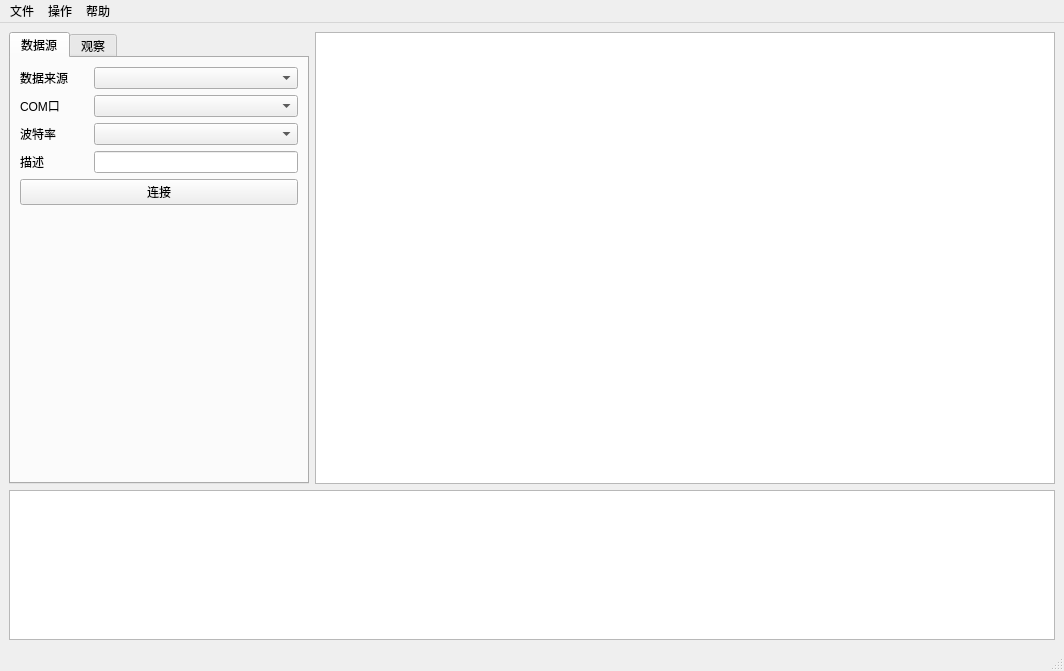
Above: Monitor/monitor.ui from ChenYangZuo/Monitor before the change. Below: the same form after it.
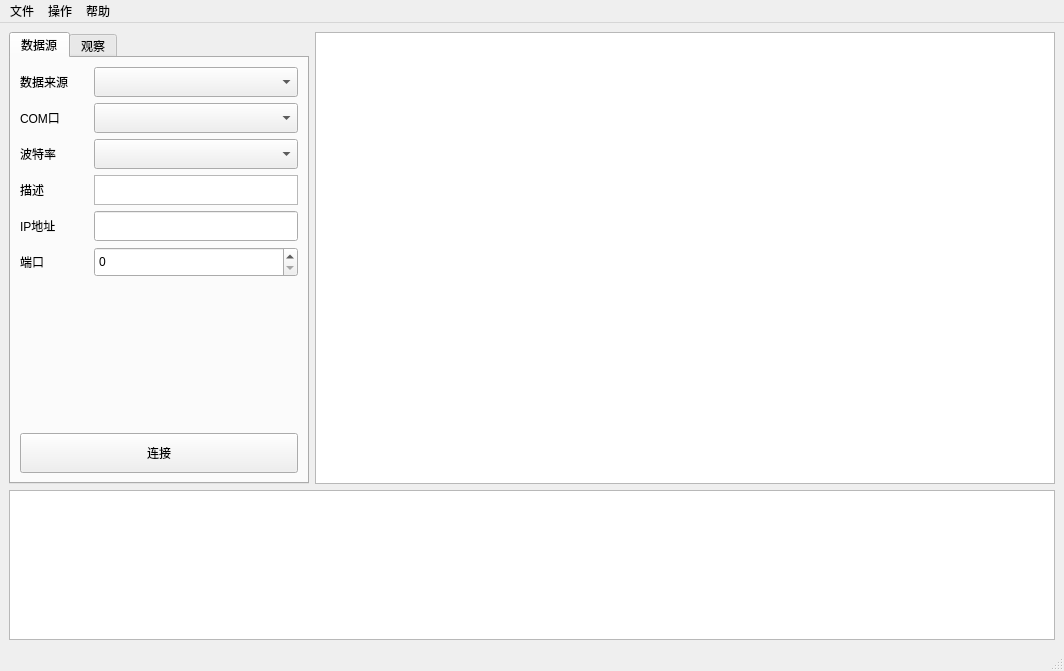
That is the form after the change. Custom widgets are drawn as their Qt base class.

```diff
--- a/Monitor/monitor.ui
+++ b/Monitor/monitor.ui
@@ -40,9 +40,7 @@
            <attribute name="title">
             <string>数据源</string>
            </attribute>
-           <layout class="QVBoxLayout" name="verticalLayout_10">
-            <item>
-             <layout class="QVBoxLayout" name="verticalLayout_9">
+           <layout class="QVBoxLayout" name="verticalLayout">
               <item>
                <layout class="QHBoxLayout" name="horizontalLayout_11" stretch="1,3">
                 <item>
@@ -53,7 +51,20 @@
                  </widget>
                 </item>
                 <item>
-                 <widget class="QComboBox" name="DataSourceList"/>
+               <widget class="QComboBox" name="DataSourceList">
+                <property name="minimumSize">
+                 <size>
+                  <width>0</width>
+                  <height>30</height>
+                 </size>
+                </property>
+                <property name="maximumSize">
+                 <size>
+                  <width>16777215</width>
+                  <height>30</height>
+                 </size>
+                </property>
+               </widget>
                 </item>
                </layout>
               </item>
@@ -67,7 +78,20 @@
                  </widget>
                 </item>
                 <item>
-                 <widget class="QComboBox" name="COMList"/>
+               <widget class="QComboBox" name="COMList">
+                <property name="minimumSize">
+                 <size>
+                  <width>0</width>
+                  <height>30</height>
+                 </size>
+                </property>
+                <property name="maximumSize">
+                 <size>
+                  <width>16777215</width>
+                  <height>30</height>
+                 </size>
+                </property>
+               </widget>
                 </item>
                </layout>
               </item>
@@ -81,7 +105,20 @@
                  </widget>
                 </item>
                 <item>
-                 <widget class="QComboBox" name="BaudrateList"/>
+               <widget class="QComboBox" name="BaudrateList">
+                <property name="minimumSize">
+                 <size>
+                  <width>0</width>
+                  <height>30</height>
+                 </size>
+                </property>
+                <property name="maximumSize">
+                 <size>
+                  <width>16777215</width>
+                  <height>30</height>
+                 </size>
+                </property>
+               </widget>
                 </item>
                </layout>
               </item>
@@ -95,14 +132,87 @@
                  </widget>
                 </item>
                 <item>
-                 <widget class="QLineEdit" name="SourceDetail"/>
+               <widget class="QTextBrowser" name="SourceDetail">
+                <property name="minimumSize">
+                 <size>
+                  <width>0</width>
+                  <height>30</height>
+                 </size>
+                </property>
+                <property name="maximumSize">
+                 <size>
+                  <width>16777215</width>
+                  <height>30</height>
+                 </size>
+                </property>
+                <property name="contextMenuPolicy">
+                 <enum>Qt::NoContextMenu</enum>
+                </property>
+                <property name="acceptDrops">
+                 <bool>false</bool>
+                </property>
+                <property name="inputMethodHints">
+                 <set>Qt::ImhMultiLine</set>
+                </property>
+                <property name="verticalScrollBarPolicy">
+                 <enum>Qt::ScrollBarAlwaysOff</enum>
+                </property>
+                <property name="horizontalScrollBarPolicy">
+                 <enum>Qt::ScrollBarAlwaysOff</enum>
+                </property>
+               </widget>
                 </item>
                </layout>
               </item>
               <item>
-               <widget class="QPushButton" name="ConnectButton">
+             <layout class="QHBoxLayout" name="horizontalLayout_16" stretch="1,3">
+              <item>
+               <widget class="QLabel" name="IPAddressLabel">
                 <property name="text">
-                 <string>连接</string>
+                 <string>IP地址</string>
+                </property>
+               </widget>
+              </item>
+              <item>
+               <widget class="QLineEdit" name="IPAddressEdit">
+                <property name="minimumSize">
+                 <size>
+                  <width>0</width>
+                  <height>30</height>
+                 </size>
+                </property>
+                <property name="maximumSize">
+                 <size>
+                  <width>16777215</width>
+                  <height>30</height>
+                 </size>
+                </property>
+               </widget>
+              </item>
+             </layout>
+            </item>
+            <item>
+             <layout class="QHBoxLayout" name="horizontalLayout_17" stretch="1,3">
+              <item>
+               <widget class="QLabel" name="PortLabel">
+                <property name="text">
+                 <string>端口</string>
+                </property>
+               </widget>
+              </item>
+              <item>
+               <widget class="QSpinBox" name="PortEdit">
+                <property name="minimumSize">
+                 <size>
+                  <width>0</width>
+                  <height>30</height>
+                 </size>
+                </property>
+                <property name="maximumSize">
+                 <size>
+                  <width>16777215</width>
+                  <height>30</height>
+                 </size>
                 </property>
                </widget>
               </item>
@@ -121,6 +231,25 @@
               </property>
              </spacer>
             </item>
+            <item>
+             <widget class="QPushButton" name="ConnectButton">
+              <property name="minimumSize">
+               <size>
+                <width>0</width>
+                <height>40</height>
+               </size>
+              </property>
+              <property name="maximumSize">
+               <size>
+                <width>16777215</width>
+                <height>40</height>
+               </size>
+              </property>
+              <property name="text">
+               <string>连接</string>
+              </property>
+             </widget>
+            </item>
            </layout>
           </widget>
           <widget class="QWidget" name="ObserverTab">
@@ -248,6 +377,13 @@
    </property>
   </action>
  </widget>
+ <customwidgets>
+  <customwidget>
+   <class>QChartView</class>
+   <extends>QGraphicsView</extends>
+   <header>QtCharts.h</header>
+  </customwidget>
+ </customwidgets>
  <resources/>
  <connections/>
 </ui>
```
Left out of the diff: 14 changed lines with no effect on the pictures. Lines whose indentation alone changed are shown as unchanged.
